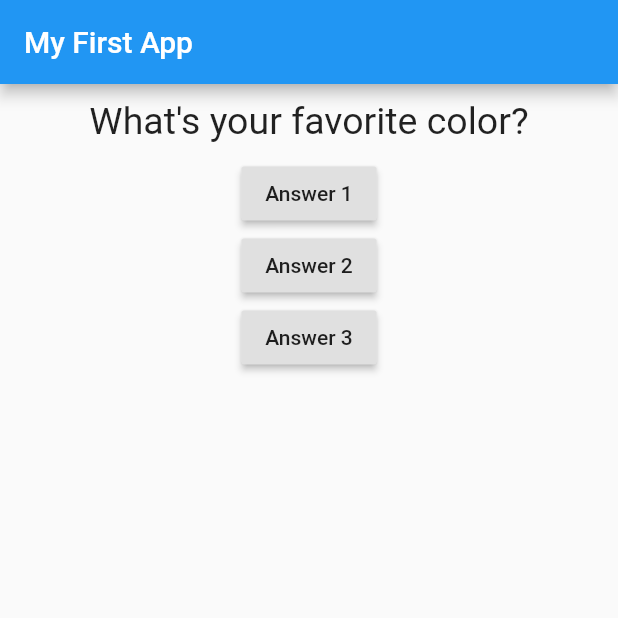
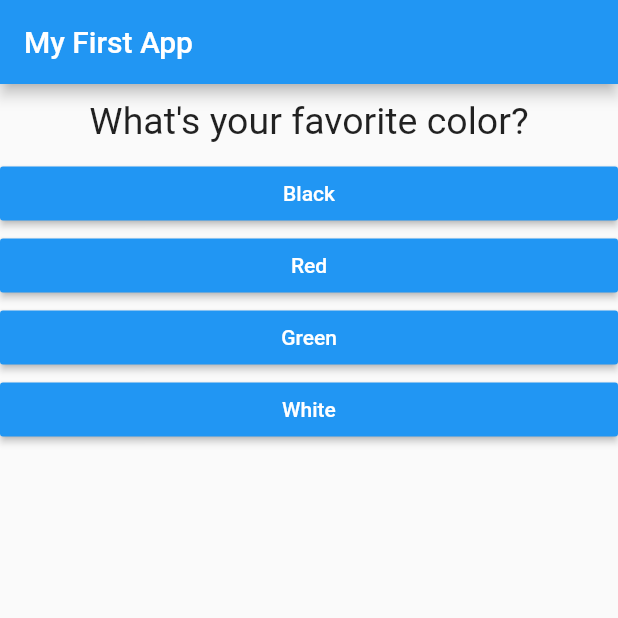
Before and after one commit to pasinduPrabhath/flutter_complete_guide, a Flutter app: the screen it shows after launch, on a phone screen of 412 x 824 dp, the top half of it. Run offline on Flutter 3.47's test engine with Material 2 defaults, Android fonts, the phone set to English and light mode, and no system bars.

Commit message:
Version 1.1 (Mapping)

```diff
--- /dev/null
+++ b/lib/answer.dart
@@ -0,0 +1,20 @@
+import 'package:flutter/material.dart';
+
+class Answer extends StatelessWidget {
+  final VoidCallback selectHandler;
+  final String answerText;
+  Answer(this.selectHandler, this.answerText);
+
+  @override
+  Widget build(BuildContext context) {
+    return Container(
+      width: double.infinity,
+      child: RaisedButton(
+        color: Colors.blue,
+        textColor: Colors.white,
+        child: Text(answerText),
+        onPressed: selectHandler,
+      ),
+    );
+  }
+}
--- a/lib/main.dart
+++ b/lib/main.dart
@@ -1,5 +1,6 @@
 import 'package:flutter/material.dart';
 import './question.dart';
+import './answer.dart';
 
 void main() {
   runApp(MyApp());
@@ -26,8 +27,18 @@ class _MyAppState extends State<MyApp> {
   @override
   Widget build(BuildContext context) {
     var questions = [
-      'What\'s your favorite color?',
-      'What\'s your favorite animal?'
+      {
+        'questionText': 'What\'s your favorite color?',
+        'answers': ['Black', 'Red', 'Green', 'White'],
+      },
+      {
+        'questionText': 'What\'s your favorite animal?',
+        'answers': ['Elephant', 'Rabbit', 'Snake', 'Lion'],
+      },
+      {
+        'questionText': 'Who\'s your favorite instructor',
+        'answers': ['Max', 'Pasindu', 'Prabhath', 'Max'],
+      },
     ];
     return MaterialApp(
       home: Scaffold(
@@ -37,20 +48,12 @@ class _MyAppState extends State<MyApp> {
         body: Column(
           children: [
             Question(
-              questions[_questionIndex],
+              questions[_questionIndex]['questionText'] as String,
             ),
-            RaisedButton(
-              child: Text('Answer 1'),
-              onPressed: _answerQuestion,
-            ),
-            RaisedButton(
-              child: Text('Answer 2'),
-              onPressed: _answerQuestion,
-            ),
-            RaisedButton(
-              child: Text('Answer 3'),
-              onPressed: _answerQuestion,
-            ),
+            ...(questions[_questionIndex]['answers'] as List<String>)
+                .map((answer) {
+              return Answer(_answerQuestion, answer);
+            }).toList()
           ],
         ),
       ),
--- a/lib/question.dart
+++ b/lib/question.dart
@@ -8,7 +8,7 @@ class Question extends StatelessWidget {
   Widget build(BuildContext context) {
     return Container(
       width: double.infinity,
-      margin: EdgeInsets.all(10),
+      margin: const EdgeInsets.all(10),
       child: Text(
         questionText,
         style: const TextStyle(fontSize: 25),
```
